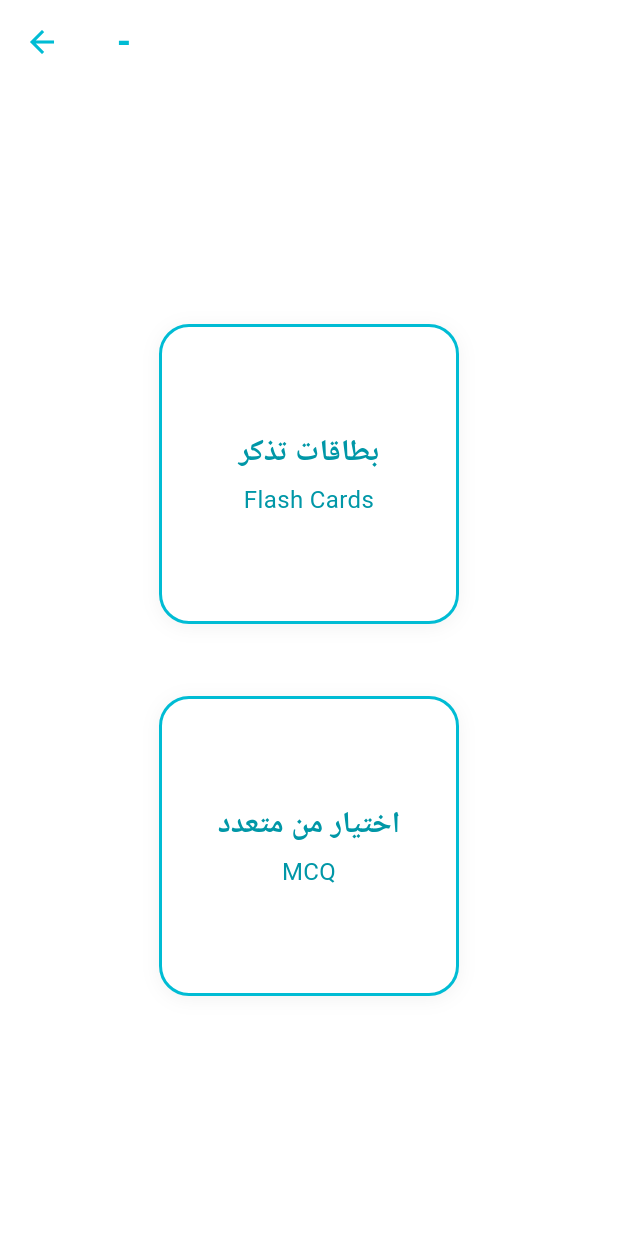
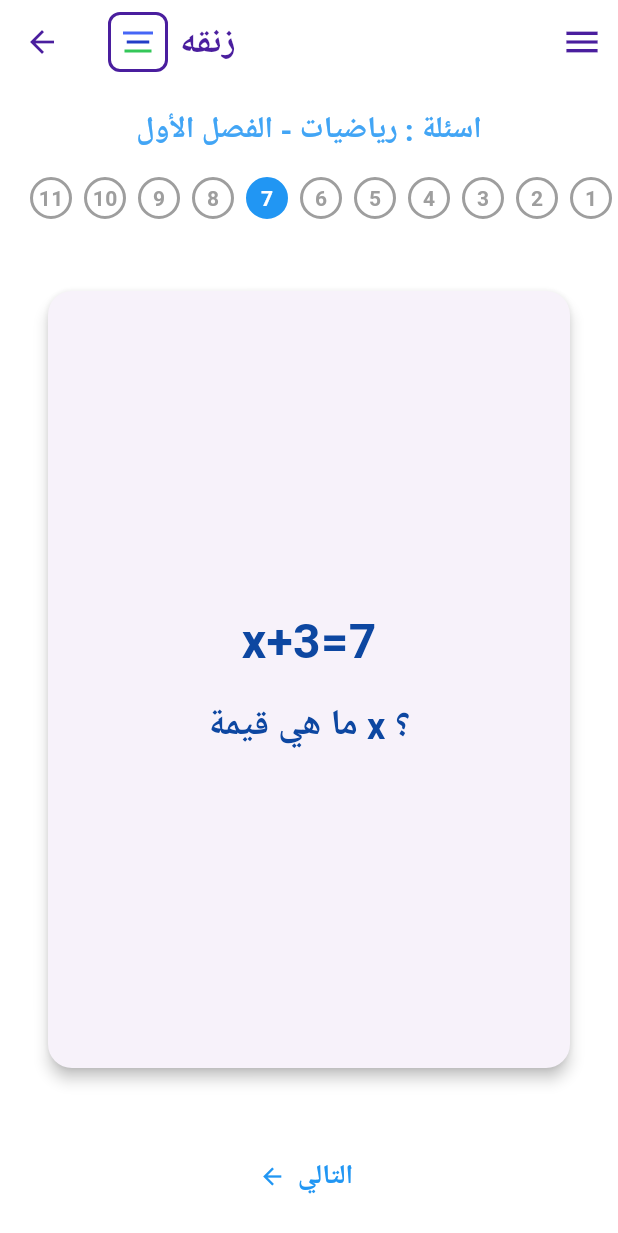
Before and after one commit to kha09/zangahApp, a Flutter app: the StudyOptionsScreen screen opened directly with empty values, after a tap on "بطاقات تذكر", on a phone screen of 412 x 824 dp. Shown: the top 1233 px of the screen. Run offline on Flutter 3.47's test engine with Material 3 defaults, Android fonts, the phone set to English and light mode, and no system bars; generated files the repository leaves out were written again; Roboto replaces fonts that are missing (Arial).

Commit message:
added flash cards screen

```diff
--- /dev/null
+++ b/lib/flash_card_screen.dart
@@ -0,0 +1,241 @@
+import 'package:flutter/material.dart';
+import 'mcq_screen.dart';
+
+class FlashCardScreen extends StatefulWidget {
+  const FlashCardScreen({Key? key}) : super(key: key);
+
+  @override
+  State<FlashCardScreen> createState() => _FlashCardScreenState();
+}
+
+class _FlashCardScreenState extends State<FlashCardScreen> {
+  bool _isFlipped = false;
+  int _currentIndex = 6; // 7th question (0-based index)
+
+  @override
+  Widget build(BuildContext context) {
+    return Scaffold(
+      backgroundColor: Colors.white,
+      appBar: AppBar(
+        backgroundColor: Colors.white,
+        elevation: 0,
+        leading: IconButton(
+          icon: const Icon(Icons.arrow_back, color: Color(0xFF4A1E9E)),
+          onPressed: () => Navigator.pop(context),
+        ),
+        title: Row(
+          children: [
+            Container(
+              width: 40,
+              height: 40,
+              decoration: BoxDecoration(
+                borderRadius: BorderRadius.circular(8),
+                border: Border.all(
+                  color: const Color(0xFF4A1E9E),
+                  width: 2,
+                ),
+              ),
+              child: Column(
+                mainAxisAlignment: MainAxisAlignment.center,
+                children: [
+                  Container(
+                    width: 20,
+                    height: 2,
+                    color: const Color(0xFF4666F6),
+                    margin: const EdgeInsets.symmetric(vertical: 2),
+                  ),
+                  Container(
+                    width: 15,
+                    height: 2,
+                    color: const Color(0xFF223CC7),
+                    margin: const EdgeInsets.symmetric(vertical: 2),
+                  ),
+                  Container(
+                    width: 18,
+                    height: 2,
+                    color: const Color(0xFF34C759),
+                    margin: const EdgeInsets.symmetric(vertical: 2),
+                  ),
+                ],
+              ),
+            ),
+            const SizedBox(width: 8),
+            const Text(
+              "زنقه",
+              style: TextStyle(
+                fontSize: 24,
+                color: Color(0xFF4A1E9E),
+                fontWeight: FontWeight.bold,
+              ),
+            ),
+          ],
+        ),
+        actions: [
+          IconButton(
+            icon: const Icon(
+              Icons.menu,
+              color: Color(0xFF4A1E9E),
+              size: 28,
+            ),
+            onPressed: () {},
+          ),
+        ],
+      ),
+      body: Column(
+        children: [
+          const SizedBox(height: 16),
+
+          // Subtitle
+          Padding(
+            padding: const EdgeInsets.symmetric(horizontal: 16.0),
+            child: Text(
+              'اسئلة : رياضيات - الفصل الأول',
+              style: TextStyle(
+                fontSize: 20,
+                fontWeight: FontWeight.bold,
+                color: Colors.blue[400],
+              ),
+              textAlign: TextAlign.right,
+            ),
+          ),
+
+          // Question Numbers
+          SingleChildScrollView(
+            scrollDirection: Axis.horizontal,
+            padding: const EdgeInsets.all(16.0),
+            child: Row(
+              mainAxisAlignment: MainAxisAlignment.center,
+              children: List.generate(11, (index) {
+                final questionNumber = 11 - index;
+                return Container(
+                  margin: const EdgeInsets.symmetric(horizontal: 4),
+                  width: 28,
+                  height: 28,
+                  decoration: BoxDecoration(
+                    shape: BoxShape.circle,
+                    border: Border.all(
+                      color: questionNumber == 7 ? Colors.blue : Colors.grey,
+                      width: 2,
+                    ),
+                    color: questionNumber == 7 ? Colors.blue : Colors.transparent,
+                  ),
+                  child: Center(
+                    child: Text(
+                      '$questionNumber',
+                      style: TextStyle(
+                        color: questionNumber == 7 ? Colors.white : Colors.grey,
+                        fontWeight: FontWeight.bold,
+                      ),
+                    ),
+                  ),
+                );
+              }),
+            ),
+          ),
+
+          // Flash Card
+          Expanded(
+            child: GestureDetector(
+              onTap: () {
+                setState(() {
+                  _isFlipped = !_isFlipped;
+                });
+              },
+              child: TweenAnimationBuilder(
+                tween: Tween<double>(
+                  begin: 0,
+                  end: _isFlipped ? 180 : 0,
+                ),
+                duration: const Duration(milliseconds: 300),
+                builder: (context, double value, child) {
+                  return Transform(
+                    transform: Matrix4.identity()
+                      ..setEntry(3, 2, 0.001)
+                      ..rotateY(value * 3.1415927 / 180),
+                    alignment: Alignment.center,
+                    child: value < 90
+                        ? Card(
+                            margin: const EdgeInsets.all(32),
+                            elevation: 4,
+                            shape: RoundedRectangleBorder(
+                              borderRadius: BorderRadius.circular(16),
+                            ),
+                            child: Container(
+                              padding: const EdgeInsets.all(24),
+                              alignment: Alignment.center,
+                              child: Column(
+                                mainAxisAlignment: MainAxisAlignment.center,
+                                children: [
+                                  Text(
+                                    'x+3=7',
+                                    style: TextStyle(
+                                      fontSize: 32,
+                                      color: Colors.blue[900],
+                                      fontWeight: FontWeight.bold,
+                                    ),
+                                  ),
+                                  const SizedBox(height: 16),
+                                  Text(
+                                    'ما هي قيمة x ؟',
+                                    style: TextStyle(
+                                      fontSize: 24,
+                                      color: Colors.blue[900],
+                                      fontWeight: FontWeight.bold,
+                                    ),
+                                  ),
+                                ],
+                              ),
+                            ),
+                          )
+                        : Transform(
+                            transform: Matrix4.identity()..rotateY(3.1415927),
+                            alignment: Alignment.center,
+                            child: Card(
+                              margin: const EdgeInsets.all(32),
+                              elevation: 4,
+                              shape: RoundedRectangleBorder(
+                                borderRadius: BorderRadius.circular(16),
+                              ),
+                              child: Container(
+                                padding: const EdgeInsets.all(24),
+                                alignment: Alignment.center,
+                                child: Text(
+                                  '4',
+                                  style: TextStyle(
+                                    fontSize: 48,
+                                    color: Colors.blue[900],
+                                    fontWeight: FontWeight.bold,
+                                  ),
+                                ),
+                              ),
+                            ),
+                          ),
+                  );
+                },
+              ),
+            ),
+          ),
+
+          // Next Button
+          Padding(
+            padding: const EdgeInsets.all(16.0),
+            child: TextButton.icon(
+              onPressed: () {
+                // Handle next question
+              },
+              icon: const Icon(Icons.arrow_back, color: Colors.blue),
+              label: const Text(
+                'التالي',
+                style: TextStyle(
+                  fontSize: 18,
+                  color: Colors.blue,
+                  fontWeight: FontWeight.bold,
+                ),
+              ),
+            ),
+          ),
+        ],
+      ),
+    );
+  }
+}
--- a/lib/study_options_grid.dart
+++ b/lib/study_options_grid.dart
@@ -1,4 +1,6 @@
 import 'package:flutter/material.dart';
+import 'mcq_screen.dart';
+import 'flash_card_screen.dart';
 
 class StudyOptionCard extends StatelessWidget {
   final String arabicText;
@@ -88,9 +90,14 @@ class StudyOptionsGrid extends StatelessWidget {
           StudyOptionCard(
             arabicText: 'بطاقات تذكر',
             englishText: 'Flash Cards',
-            onTap: () {
-              // Handle flash cards tap
-            },
+              onTap: () {
+                Navigator.push(
+                  context,
+                  MaterialPageRoute(
+                    builder: (context) => const FlashCardScreen(),
+                  ),
+                );
+              },
           ),
           StudyOptionCard(
             arabicText: 'اختيار من متعدد',
--- a/lib/study_options_screen.dart
+++ b/lib/study_options_screen.dart
@@ -1,4 +1,5 @@
 import 'package:flutter/material.dart';
+import 'mcq_screen.dart';
 import 'study_options_grid.dart';
 
 class StudyOptionsScreen extends StatelessWidget {
```
Also changed, not shown: lib/mcq_screen.dart (added, +209 -0 lines).
